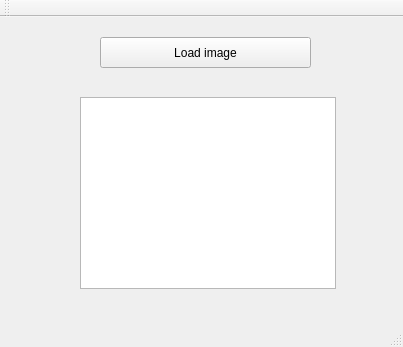
Above: PlantProject/mainwindow.ui from milena-rocabado/PlantProject before the change. Below: the same form after it.
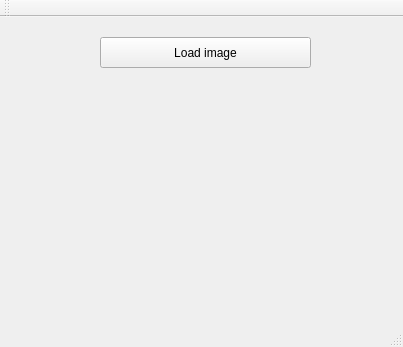
That is the form after the change.

What changed in the file:
```diff
--- a/PlantProject/mainwindow.ui
+++ b/PlantProject/mainwindow.ui
@@ -27,16 +27,6 @@
      <string>Load image</string>
     </property>
    </widget>
-   <widget class="QGraphicsView" name="graphicsView">
-    <property name="geometry">
-     <rect>
-      <x>80</x>
-      <y>80</y>
-      <width>256</width>
-      <height>192</height>
-     </rect>
-    </property>
-   </widget>
   </widget>
   <widget class="QMenuBar" name="menuBar">
    <property name="geometry">
```
